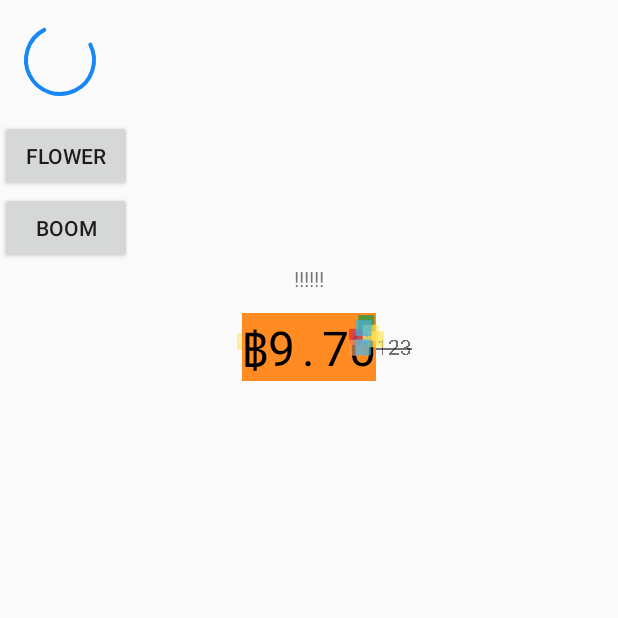
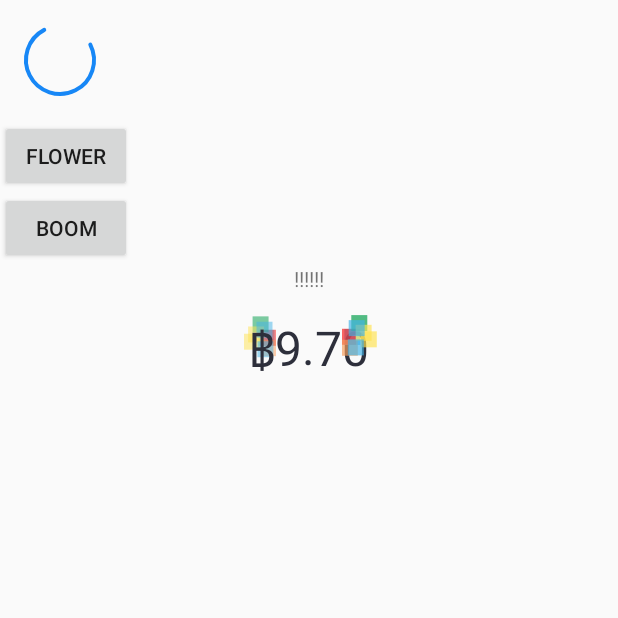
Before and after one commit to could-deng/WidgetModule, an Android app: the screen it shows after launch (ProgressTestActivity), after a tap on "BOOM", on a phone screen of 412 x 824 dp, the top half of it. Run offline under Robolectric (Android 15) with nearby library versions, the phone set to English and light mode, and no system bars; pictures from the network do not load; 1 other tap on this screen came first.

Commit message:
拆分滚动为两个

```diff
--- a/app/src/main/java/com/sdk/dyq/widgetmodule/ProgressTestActivity.java
+++ b/app/src/main/java/com/sdk/dyq/widgetmodule/ProgressTestActivity.java
@@ -101,11 +101,11 @@ public class ProgressTestActivity extends Activity {
 //        tv_random_num_standard.setText("876543");
 //        tv_random_num_standard.setPianyilian(RandomTextView.ALL);
 //        tv_random_num_standard.start();
-
     }
     public void onErrorClick(View view){
 
-        boomNumberView.startBoomAnim("10.00","9.70","10.00");
+//        boomNumberView.startBoomAnim("10.00","9.70","10.00");
+        boomNumberView.departNumToTwo("111.1","9.7","10.00");
     }
     @Override
     protected void onResume() {
--- a/app/src/main/res/layout/activity_progress.xml
+++ b/app/src/main/res/layout/activity_progress.xml
@@ -48,7 +48,8 @@
             android:id="@+id/boomNumberView"
             android:layout_width="match_parent"
             android:layout_height="wrap_content"
-            app:num_size="32sp">
+            app:num_size="32sp"
+            app:view_color="@color/main_2d2f3b">
 
         </com.sdk.dyq.widgetlibrary.bluepay.BoomNumberView>
 
@@ -62,6 +63,5 @@
             <!--android:id="@+id/id_scroll_text"-->
             <!--android:layout_width="wrap_content"-->
             <!--android:layout_height="wrap_content" />-->
-
     </LinearLayout>
 </ScrollView>
--- a/widgetlibrary/src/main/java/com/sdk/dyq/widgetlibrary/bluepay/BoomNumberView.java
+++ b/widgetlibrary/src/main/java/com/sdk/dyq/widgetlibrary/bluepay/BoomNumberView.java
@@ -4,7 +4,7 @@ import android.animation.ObjectAnimator;
 import android.animation.ValueAnimator;
 import android.content.Context;
 import android.content.res.TypedArray;
-import android.graphics.Canvas;
+import android.graphics.Color;
 import android.graphics.Paint;
 import android.graphics.Rect;
 import android.text.TextUtils;
@@ -18,6 +18,7 @@ import android.widget.LinearLayout;
 import android.widget.RelativeLayout;
 import android.widget.TextView;
 import com.sdk.dyq.widgetlibrary.R;
+import java.text.DecimalFormat;
 
 
 /**
@@ -30,17 +31,21 @@ public class BoomNumberView extends RelativeLayout implements RandomTextView.Tex
     public static final String TAG = "BoomNumberView";
 
     private static float NumTextSizeDefault = 32F;
+    private static int ViewColorDefault = Color.BLACK;
     private float numTextSize;//字体大小
+    private int viewColor;
 
     private BoomSoundPlayer soundPlayer;
     RandomTextView randomTextView;
+    RandomTextView randomTextView2;
     BoomColorFlowerView flowerView;
     BoomColorFlowerView boom_view_left;
-    TextView tv_num_b;
-    TextView tv_num_right;
+    TextView tv_num_b;//左边的B符号
+    TextView tv_num_right;//右边的划横线的数字
+    TextView tv_dot;
+
+    private String originRightNum;//右边划横线的数字
     float perSizeArea;//一个字符的宽度
-    private String afterNum;
-    private String origin;
     int width;
     int height;
     private int charDifNum=0;//数字变化前后的字符相差数
@@ -61,19 +66,30 @@ public class BoomNumberView extends RelativeLayout implements RandomTextView.Tex
     private void init(Context context,AttributeSet attrs){
         TypedArray ta = context.obtainStyledAttributes(attrs,R.styleable.BoomNumberView);
         numTextSize = ta.getDimension(R.styleable.BoomNumberView_num_size,NumTextSizeDefault);
+        viewColor = ta.getColor(R.styleable.BoomNumberView_view_color, ViewColorDefault);
 
         View container_view = LayoutInflater.from(context).inflate(R.layout.layout_boom_num_view,null);
+        tv_dot = (TextView) container_view.findViewById(R.id.tv_dot);
         randomTextView = (RandomTextView) container_view.findViewById(R.id.tv_random_num);
+        randomTextView2 = (RandomTextView) container_view.findViewById(R.id.tv_random_num2);
         if(randomTextView!=null){
             randomTextView.setCallBack(this);
         }
         randomTextView.setGravity(CENTER_HORIZONTAL);
+        randomTextView2.setGravity(CENTER_HORIZONTAL);
 
         tv_num_b = (TextView) container_view.findViewById(R.id.tv_num_b);
 
 
         tv_num_b.setTextSize(TypedValue.COMPLEX_UNIT_PX,numTextSize);
         randomTextView.setTextSize(TypedValue.COMPLEX_UNIT_PX,numTextSize);
+        randomTextView2.setTextSize(TypedValue.COMPLEX_UNIT_PX,numTextSize);
+        tv_dot.setTextSize(TypedValue.COMPLEX_UNIT_PX,numTextSize);
+
+        tv_dot.setTextColor(viewColor);
+        tv_num_b.setTextColor(viewColor);
+        randomTextView.setTextColor(viewColor);
+        randomTextView2.setTextColor(viewColor);
 
         //左右两边烟花view
         flowerView = (BoomColorFlowerView) container_view.findViewById(R.id.boom_view);
@@ -93,8 +109,8 @@ public class BoomNumberView extends RelativeLayout implements RandomTextView.Tex
 
 
         //划横线的原价
-        tv_num_right = (TextView)( container_view.findViewById(R.id.tv_num_right));
-        tv_num_right.getPaint().setFlags(Paint. STRIKE_THRU_TEXT_FLAG );
+        tv_num_right = (TextView)(container_view.findViewById(R.id.tv_num_right));
+        tv_num_right.getPaint().setFlags(Paint. STRIKE_THRU_TEXT_FLAG);
 
         addView(container_view,new LinearLayout.LayoutParams(context,attrs));
     }
@@ -107,7 +123,11 @@ public class BoomNumberView extends RelativeLayout implements RandomTextView.Tex
         mOpenAnimator.start();
     }
 
-
+    /**
+     * 获取烟花控件的范围
+     * @param textSizePx
+     * @return
+     */
     public float[] getStartArea(float textSizePx){
         float[] area = new float[2];
         Paint p = new Paint();
@@ -132,6 +152,11 @@ public class BoomNumberView extends RelativeLayout implements RandomTextView.Tex
     }
 
     @Override
+    protected void onMeasure(int widthMeasureSpec, int heightMeasureSpec) {
+        super.onMeasure(widthMeasureSpec, heightMeasureSpec);
+    }
+
+    @Override
     protected void onDetachedFromWindow() {
         super.onDetachedFromWindow();
         if(soundPlayer!=null){
@@ -139,27 +164,36 @@ public class BoomNumberView extends RelativeLayout implements RandomTextView.Tex
         }
     }
 
+    public void departNumToTwo(String numOrigin,String numAfter,String origin){
+        originRightNum = origin;
 
-    /**
-     * 开始启动动画
-     * @param origin
-     * @param afterNum
-     * @param txtNumRight
-     */
-    public void startBoomAnim(String origin,String afterNum,String txtNumRight){
+        DecimalFormat fnum = new DecimalFormat(".00");
+        float o1 = Float.parseFloat(numOrigin);
+        String formatedNumOrigin = fnum.format(o1);
+        float o2 = Float.parseFloat(numAfter);
+        String formatedNumAfter = fnum.format(o2);
+
+        String num1Origin = formatedNumOrigin.substring(0,formatedNumOrigin.indexOf("."));
+        String num2Origin = formatedNumOrigin.substring(formatedNumOrigin.indexOf(".")+1,formatedNumOrigin.length());
+
+        String num1After = formatedNumAfter.substring(0,formatedNumAfter.indexOf("."));
+        String num2After = formatedNumAfter.substring(formatedNumAfter.indexOf(".")+1,formatedNumAfter.length());
+
+
         String strDif = "";
-        charDifNum = origin.length()-afterNum.length();
+        charDifNum = num1Origin.length()-num1After.length();
         if(charDifNum>0){
             for (int i = 0;i<charDifNum;i++){
                 strDif += " ";
             }
-            afterNum = strDif+afterNum;
+            num1After = strDif+num1After;
         }else if(charDifNum<0){
             for (int i = 0;i<(-charDifNum);i++){
                 strDif += " ";
             }
-            origin = strDif+origin;
+            num1Origin = strDif+num1Origin;
         }
+
 
         Log.e(TAG,"startBoomAnim()");
         if(soundPlayer == null){
@@ -168,16 +202,17 @@ public class BoomNumberView extends RelativeLayout implements RandomTextView.Tex
         if (soundPlayer == null) return;
 //        soundPlayer.playSingleSound(R.raw.pay_music_num_scroll);
         if(randomTextView!=null){
-            randomTextView.start(origin,afterNum,RandomTextView.FIRSTF_LAST);
+            randomTextView.start(num1Origin,num1After,RandomTextView.FIRSTF_LAST,0);
         }
-        this.afterNum = afterNum;
-        this.origin = txtNumRight;
+        if(randomTextView2!=null){
+            randomTextView2.start(num2Origin,num2After,RandomTextView.FIRSTF_LAST,2);
+        }
+
+
     }
-
 
     @Override
     public void onAnimFinish() {
-//        BlueLog.e(TAG,"onAnimFinish()");
         adjustLocation();
         if(soundPlayer == null){
             soundPlayer = new BoomSoundPlayer(getContext());
@@ -196,13 +231,8 @@ public class BoomNumberView extends RelativeLayout implements RandomTextView.Tex
      * 逐渐出现左边的划横线的原价
      */
     public void slowlyShowNumRight(){
-        if(tv_num_right!=null && (origin.length()-afterNum.length()>0)){
-            RelativeLayout.LayoutParams tv_num_right_lp = (RelativeLayout.LayoutParams) tv_num_right.getLayoutParams();
-            tv_num_right_lp.leftMargin = (int) (perSizeArea*(-1)*(origin.length()-afterNum.length()));
-            tv_num_right.setLayoutParams(tv_num_right_lp);
-        }
-        if(tv_num_right!=null && !TextUtils.isEmpty(origin)){
-//            tv_num_right.setText(String.format(getContext().getString(R.string.pay_money_text),origin));
+        if(tv_num_right!=null && !TextUtils.isEmpty(originRightNum)){
+//            tv_num_right.setText(String.format(getContext().getString(R.string.pay_money_text),originRightNum));
         }
         final ValueAnimator animator1 = ObjectAnimator.ofFloat(tv_num_right, "alpha",0,1);//淡出效果
         animator1.setDuration(1000);
@@ -211,15 +241,15 @@ public class BoomNumberView extends RelativeLayout implements RandomTextView.Tex
     }
 
     /**
-     * 如果变化前后的数字长度有差，则调整B的位置
+     * 如果变化前后的数字长度有差，则调整位置
      */
     private void adjustLocation(){
         if(charDifNum!=0) {
             float[] perWidth = new float[1];
             randomTextView.getPaint().getTextWidths("0", perWidth);
-            RelativeLayout.LayoutParams tv_num_b_lp = (LayoutParams) tv_num_b.getLayoutParams();
-            tv_num_b_lp.rightMargin = (int) ((-1) * (charDifNum * perWidth[0]));
-            tv_num_b.setLayoutParams(tv_num_b_lp);
+            LinearLayout.LayoutParams randomTextView_lp = (LinearLayout.LayoutParams) randomTextView.getLayoutParams();
+            randomTextView_lp.leftMargin = (int) ((-1) * (charDifNum * perWidth[0]));
+            randomTextView.setLayoutParams(randomTextView_lp);
         }
     }
 }
--- a/widgetlibrary/src/main/java/com/sdk/dyq/widgetlibrary/bluepay/RandomTextView.java
+++ b/widgetlibrary/src/main/java/com/sdk/dyq/widgetlibrary/bluepay/RandomTextView.java
@@ -119,7 +119,32 @@ public class RandomTextView extends AppCompatTextView{
                 for (int i = 0; i < text.length(); i++) {
                     pianyilianglist[i] = 15;
                 }
+                break;
+        }
+    }
+    public void setPianyilian(int pianyiliangTpye,int diviationSize) {
+//        this.text = getText().toString();
 
+        pianyiliangSum = new int[text.length()];
+        overLine = new int[text.length()];
+        pianyilianglist = new int[text.length()];
+        switch (pianyiliangTpye) {
+            case FIRSTF_FIRST:
+                for (int i = 0; i < text.length(); i++) {
+                    pianyilianglist[i] = 10 - i - diviationSize;
+                }
+
+                break;
+            case FIRSTF_LAST:
+                for (int i = 0; i < text.length(); i++) {
+                    pianyilianglist[i] = (diviationSize)+15 + i;
+                }
+
+                break;
+            case ALL:
+                for (int i = 0; i < text.length(); i++) {
+                    pianyilianglist[i] = 15;
+                }
                 break;
         }
     }
@@ -148,6 +173,7 @@ public class RandomTextView extends AppCompatTextView{
         int height = measureHeight(heightMeasureSpec);
         setMeasuredDimension(width, height);
     }
+
 
     private int measureHeight(int measureSpec)
     {
@@ -372,8 +398,11 @@ public class RandomTextView extends AppCompatTextView{
     /**
      * 开始滚动
      * @param originNum
+     * @param afterNum
+     * @param rollType
+     * @param diviationSize 由于以小数点为中心拆分位两边，该字段位偏移位，保证每位的偏移量连贯性
      */
-    public void start(String originNum , String afterNum, int rollType){
+    public void start(String originNum , String afterNum, int rollType,int diviationSize){
         this.valueOrigin = originNum;
         this.text = afterNum ;
         numLength = text.length();
@@ -381,7 +410,7 @@ public class RandomTextView extends AppCompatTextView{
         arrayListText = getList(text);
         arrayListOriginText = getList(valueOrigin);
 
-        setPianyilian(rollType);
+        setPianyilian(rollType,diviationSize);
         setText(valueOrigin);
 
         handler.postDelayed(task, 266);
@@ -451,13 +480,6 @@ public class RandomTextView extends AppCompatTextView{
      * @param p
      */
     private void drawText(Canvas mCanvas, String text, float x, float y, Paint p) {
-        if(text.equals(".")){
-            float[] dotWidth = new float[1];
-            p.getTextWidths(".",dotWidth);
-            if(dotWidth[0]!=0f) {
-                x = x + f0 / 2 - dotWidth[0] / 2;
-            }
-        }
         if (y >= -measuredHeight && y <= 2 * measuredHeight) {
             mCanvas.drawText(text + "", x, y, p);
         }
--- a/widgetlibrary/src/main/res/layout/layout_boom_num_view.xml
+++ b/widgetlibrary/src/main/res/layout/layout_boom_num_view.xml
@@ -16,13 +16,14 @@
                     android:layout_height="wrap_content"
                     android:layout_centerVertical="true" />
 
-                <RelativeLayout
+                <LinearLayout
                     android:id="@+id/rl_num_container"
                     android:layout_width="wrap_content"
                     android:layout_height="wrap_content"
+                    android:gravity="center_vertical"
                     android:layout_centerVertical="true"
                     android:layout_toRightOf="@+id/boom_view_left"
-                    android:background="@color/progress_yellow">
+                    android:orientation="horizontal">
 
                         <TextView
                             android:id="@+id/tv_num_b"
@@ -30,40 +31,34 @@
                             android:layout_height="wrap_content"
                             android:text="฿"
                             android:layout_centerVertical="true"
-                            android:textColor="@android:color/black" />
+                            android:textColor="@color/main_2d2f3b" />
 
                         <com.sdk.dyq.widgetlibrary.bluepay.RandomTextView
                             android:id="@+id/tv_random_num"
                             android:layout_width="wrap_content"
                             android:layout_height="wrap_content"
-                            android:layout_toRightOf="@id/tv_num_b"
-                            android:layout_centerVertical="true"
-                            android:text="sadadsd"
-                            android:textColor="@android:color/black" />
-
-                        <!--<ImageView-->
-                        <!--android:layout_width="wrap_content"-->
-                        <!--android:layout_height="10dp"-->
-                        <!--android:src="@drawable/boom_num_blur_img"-->
-                        <!--android:layout_alignTop="@id/tv_random_num"-->
-                        <!--android:layout_alignRight="@id/tv_random_num"-->
-                        <!--android:layout_alignLeft="@id/tv_num_b"/>-->
-                        <!--<ImageView-->
-                        <!--android:layout_width="wrap_content"-->
-                        <!--android:layout_height= "10dp"-->
-                        <!--android:src="@drawable/boom_num_blur_img"-->
-                        <!--android:layout_alignBottom="@id/tv_random_num"-->
-                        <!--android:layout_alignLeft="@id/tv_num_b"-->
-                        <!--android:layout_alignRight="@id/tv_random_num"/>-->
-                </RelativeLayout>
+                            android:textColor="@color/main_2d2f3b" />
+                        <TextView
+                            android:id="@+id/tv_dot"
+                            android:layout_width="wrap_content"
+                            android:layout_height="wrap_content"
+                            android:text="."/>
+                        <com.sdk.dyq.widgetlibrary.bluepay.RandomTextView
+                            android:id="@+id/tv_random_num2"
+                            android:layout_width="wrap_content"
+                            android:layout_height="wrap_content"
+                            android:textColor="@color/main_2d2f3b" />
+                </LinearLayout>
 
                 <TextView
                     android:id="@+id/tv_num_right"
                     android:layout_width="wrap_content"
                     android:layout_height="wrap_content"
                     android:layout_toRightOf="@+id/rl_num_container"
-                    android:layout_centerVertical="true"
-                    android:text="123"/>
+                    android:textColor="@color/money_color_red"
+                    android:textSize="12sp"
+                    android:layout_marginLeft="2dp"
+                    android:layout_centerVertical="true"/>
 
                 <com.sdk.dyq.widgetlibrary.bluepay.BoomColorFlowerView
                     android:id="@+id/boom_view"
--- a/widgetlibrary/src/main/res/values/attrs.xml
+++ b/widgetlibrary/src/main/res/values/attrs.xml
@@ -34,6 +34,7 @@
 
     <declare-styleable name="BoomNumberView">
         <attr name="num_size" format="dimension"/>
+        <attr name="view_color" format="color"/>
     </declare-styleable>
 
 </resources>
--- a/widgetlibrary/src/main/res/values/colors.xml
+++ b/widgetlibrary/src/main/res/values/colors.xml
@@ -26,5 +26,6 @@
     <color name="boom_flower_color5">#ffe353</color>
 
     <color name="money_color_red">#ec2521</color>
+    <color name="main_2d2f3b">#2d2f3b</color>
 
 </resources>
```
